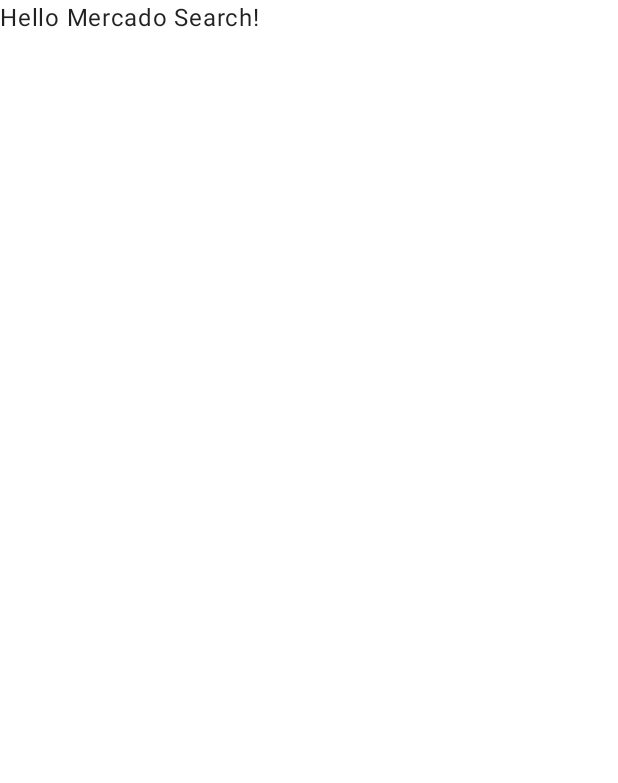
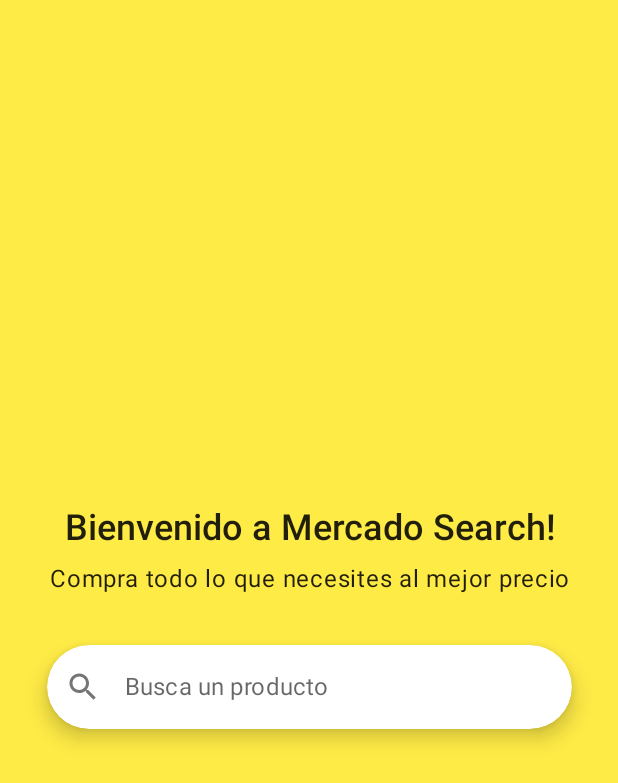
Before and after one commit to juanchosandox90/MercadoSearch, an Android app built with Jetpack Compose: the screen it shows after launch (MainActivity before the commit, MainSearchActivity after it), on a phone screen of 412 x 824 dp. Before the commit the part shown is almost empty. Shown: the top 783 px of the screen. Run offline under Robolectric (Android 15) with nearby library versions, the phone set to English and light mode, and no system bars; our stand-ins replace Dagger/Hilt's generated code, Timber, accompanist.

Commit message:
Main Search Screen
- Add to the gradle the dependencies regarding the google advice to use navigation routes and animations in jetpack compose (google accompanist)
- Add the router to enable navigation in the app. Set the default main screen as the search product screen
- Add the first design approach to type and search a product
- Create a compose package to store the composable objects to be used across the application
- Use the main activity as the single responsible to set the navigation routes and the default launch screen

```diff
--- a/app/src/main/AndroidManifest.xml
+++ b/app/src/main/AndroidManifest.xml
@@ -17,7 +17,7 @@
         android:supportsRtl="true"
         android:theme="@style/Theme.MercadoSearch">
         <activity
-            android:name=".MainActivity"
+            android:name=".MainSearchActivity"
             android:exported="true"
             android:label="@string/app_name"
             android:theme="@style/Theme.MercadoSearch.SplashScreen"
--- a/app/src/main/java/com/sandoval/mercadosearch/MainActivity.kt
+++ b/app/src/main/java/com/sandoval/mercadosearch/MainSearchActivity.kt
@@ -11,11 +11,12 @@ import androidx.compose.runtime.Composable
 import androidx.compose.ui.Modifier
 import androidx.compose.ui.tooling.preview.Preview
 import androidx.core.splashscreen.SplashScreen.Companion.installSplashScreen
+import com.sandoval.mercadosearch.ui.search_products.screens.MercadoSearchNavigation
 import com.sandoval.mercadosearch.ui.theme.MercadoSearchTheme
 import dagger.hilt.android.AndroidEntryPoint
 
 @AndroidEntryPoint
-class MainActivity : ComponentActivity() {
+class MainSearchActivity : ComponentActivity() {
     override fun onCreate(savedInstanceState: Bundle?) {
         installSplashScreen()
         super.onCreate(savedInstanceState)
@@ -25,17 +26,9 @@ class MainActivity : ComponentActivity() {
                     modifier = Modifier.fillMaxSize(),
                     color = MaterialTheme.colors.background
                 ) {
-                    Text(text = "Hello Mercado Search!")
+                    MercadoSearchNavigation()
                 }
             }
         }
     }
 }
-
-@Preview(showBackground = true)
-@Composable
-fun DefaultPreview() {
-    MercadoSearchTheme {
-        Text(text = "Hello Mercado Search!")
-    }
-}
--- /dev/null
+++ b/app/src/main/java/com/sandoval/mercadosearch/ui/compose/SearchTextField.kt
@@ -0,0 +1,163 @@
+package com.sandoval.mercadosearch.ui.compose
+
+import androidx.compose.foundation.focusable
+import androidx.compose.foundation.layout.PaddingValues
+import androidx.compose.foundation.layout.fillMaxWidth
+import androidx.compose.foundation.layout.padding
+import androidx.compose.foundation.shape.RoundedCornerShape
+import androidx.compose.foundation.text.KeyboardActions
+import androidx.compose.foundation.text.KeyboardOptions
+import androidx.compose.material.*
+import androidx.compose.material.icons.Icons
+import androidx.compose.material.icons.filled.Close
+import androidx.compose.material.icons.filled.Search
+import androidx.compose.runtime.*
+import androidx.compose.ui.ExperimentalComposeUiApi
+import androidx.compose.ui.Modifier
+import androidx.compose.ui.draw.shadow
+import androidx.compose.ui.focus.FocusRequester
+import androidx.compose.ui.focus.focusRequester
+import androidx.compose.ui.focus.onFocusChanged
+import androidx.compose.ui.graphics.Color
+import androidx.compose.ui.graphics.RectangleShape
+import androidx.compose.ui.graphics.Shape
+import androidx.compose.ui.platform.LocalFocusManager
+import androidx.compose.ui.platform.LocalSoftwareKeyboardController
+import androidx.compose.ui.res.stringResource
+import androidx.compose.ui.text.input.ImeAction
+import androidx.compose.ui.text.input.KeyboardCapitalization
+import androidx.compose.ui.text.input.TextFieldValue
+import androidx.compose.ui.unit.dp
+
+@OptIn(ExperimentalComposeUiApi::class)
+@Composable
+fun RectangleSearchTextField(
+    searchTextValue: TextFieldValue,
+    enabled: Boolean,
+    doWhenSearchedTextChanged: (TextFieldValue) -> Unit,
+    doWhenSearchButtonClicked: () -> Unit,
+    doWhenFocused: (() -> Unit)? = null,
+    doWhenFocusLost: (() -> Unit)? = null
+) {
+    val keyboardController = LocalSoftwareKeyboardController.current
+    SearchTextField(
+        modifier = Modifier
+            .fillMaxWidth()
+            .shadow(elevation = 4.dp, shape = RectangleShape),
+        enabled = enabled,
+        lockContent = true,
+        shape = RectangleShape,
+        searchTextValue = searchTextValue,
+        leadingIcon = {},
+        doWhenSearchedTextChanged = doWhenSearchedTextChanged,
+        doWhenSearchActionClicked = doWhenSearchButtonClicked,
+        doWhenFocused = doWhenFocused,
+        doWhenFocusLost = doWhenFocusLost
+    )
+}
+
+@Composable
+fun RoundedSearchTextField(
+    padding: PaddingValues = PaddingValues(),
+    searchTextValue: TextFieldValue,
+) {
+    SearchTextField(
+        modifier = Modifier
+            .fillMaxWidth()
+            .padding(padding)
+            .shadow(elevation = 8.dp, shape = RoundedCornerShape(percent = 50)),
+        searchTextValue = searchTextValue,
+        shape = RoundedCornerShape(percent = 50),
+        leadingIcon = {
+            Icon(
+                imageVector = Icons.Default.Search,
+                contentDescription = "Search Icon"
+            )
+        },
+        doWhenSearchedTextChanged = { },
+        doWhenSearchActionClicked = { }
+    )
+}
+
+@Composable
+fun SearchTextField(
+    modifier: Modifier,
+    searchTextValue: TextFieldValue,
+    shape: Shape,
+    leadingIcon: @Composable (() -> Unit),
+    doWhenSearchedTextChanged: (TextFieldValue) -> Unit,
+    doWhenSearchActionClicked: () -> Unit,
+    enabled: Boolean = true,
+    lockContent: Boolean = false,
+    doWhenFocused: (() -> Unit)? = null,
+    doWhenFocusLost: (() -> Unit)? = null,
+) {
+
+    val focusManager = LocalFocusManager.current
+    val searchTextFocusRequester = remember { FocusRequester() }
+    var focusState by remember { mutableStateOf(true) }
+    var requestedNewContent by remember { mutableStateOf(false) }
+    val previousValue by remember { mutableStateOf(searchTextValue.text) }
+    TextField(modifier = modifier.then(
+        Modifier
+            .focusable()
+            .focusRequester(searchTextFocusRequester)
+            .onFocusChanged { state ->
+                if (state.hasFocus) {
+                    doWhenFocused?.invoke()
+                } else {
+                    if (lockContent && requestedNewContent.not()
+                        && (searchTextValue.text.isBlank() || searchTextValue.text != previousValue)
+                    ) {
+                        doWhenSearchedTextChanged(TextFieldValue(previousValue))
+                    }
+                    doWhenFocusLost?.invoke()
+                }
+                focusState = state.hasFocus
+            }
+    ),
+        enabled = enabled,
+        colors = TextFieldDefaults.textFieldColors(
+            backgroundColor = Color.White,
+            textColor = Color.Black,
+            focusedIndicatorColor = Color.Transparent,
+            unfocusedIndicatorColor = Color.Transparent,
+            disabledIndicatorColor = Color.Transparent
+        ),
+        value = searchTextValue,
+        singleLine = true,
+        keyboardOptions = KeyboardOptions(
+            capitalization = KeyboardCapitalization.Sentences,
+            imeAction = ImeAction.Search
+        ),
+        keyboardActions = KeyboardActions(onSearch = {
+            if (searchTextValue.text.isBlank().not()) {
+                requestedNewContent = true
+                doWhenSearchActionClicked()
+            }
+            focusManager.clearFocus(force = true)
+        }),
+        leadingIcon = leadingIcon,
+        trailingIcon = {
+            if (focusState) {
+                if (searchTextValue.text.isBlank().not()) {
+                    IconButton(onClick = {
+                        doWhenSearchedTextChanged(TextFieldValue())
+                    }) {
+                        Icon(
+                            imageVector = Icons.Default.Close,
+                            contentDescription = "Clear text"
+                        )
+                    }
+                }
+            }
+        },
+        placeholder = {
+            Text(
+                text = "Busca un producto",
+                maxLines = 1
+            )
+        },
+        shape = shape,
+        onValueChange = { text -> doWhenSearchedTextChanged(text) })
+}
--- /dev/null
+++ b/app/src/main/java/com/sandoval/mercadosearch/ui/compose/TextFieldSave.kt
@@ -0,0 +1,16 @@
+package com.sandoval.mercadosearch.ui.compose
+
+import androidx.compose.runtime.saveable.mapSaver
+import androidx.compose.ui.text.input.TextFieldValue
+
+val textFieldSaver = run {
+    val valueKey = "value"
+    mapSaver(
+        save = { mapOf(valueKey to it.text) },
+        restore = {
+            TextFieldValue(it[valueKey].run {
+                if (this is String) this else ""
+            })
+        }
+    )
+}
--- /dev/null
+++ b/app/src/main/java/com/sandoval/mercadosearch/ui/search_products/screens/MercadoSearchNavigation.kt
@@ -0,0 +1,46 @@
+package com.sandoval.mercadosearch.ui.search_products.screens
+
+import androidx.compose.animation.ExperimentalAnimationApi
+import androidx.compose.runtime.*
+import androidx.compose.ui.graphics.Color
+import androidx.compose.runtime.saveable.rememberSaveable
+import androidx.compose.ui.text.input.TextFieldValue
+import com.google.accompanist.navigation.animation.AnimatedNavHost
+import com.google.accompanist.navigation.animation.composable
+import com.google.accompanist.systemuicontroller.SystemUiController
+import com.google.accompanist.navigation.animation.rememberAnimatedNavController
+import com.google.accompanist.systemuicontroller.rememberSystemUiController
+import com.sandoval.mercadosearch.ui.theme.MercadoSearchYellow
+import com.sandoval.mercadosearch.ui.compose.textFieldSaver
+
+@OptIn(ExperimentalAnimationApi::class)
+@Composable
+fun MercadoSearchNavigation() {
+
+    val navigationController = rememberAnimatedNavController()
+    val systemUiController = rememberSystemUiController()
+
+    var searchTextValue by rememberSaveable(stateSaver = textFieldSaver) {
+        mutableStateOf(TextFieldValue())
+    }
+
+    AnimatedNavHost(navigationController, startDestination = Route.SEARCH.name) {
+        composable(Route.SEARCH.name) {
+            SetStatusBarColor(systemUiController = systemUiController, MercadoSearchYellow)
+            SearchProductScreen(
+                searchTextValue = searchTextValue
+            )
+        }
+    }
+}
+
+@Composable
+private fun SetStatusBarColor(systemUiController: SystemUiController, color: Color) {
+    SideEffect {
+        systemUiController.setStatusBarColor(color)
+    }
+}
+
+enum class Route {
+    SEARCH, RESULTS, DETAILS, FEATURES
+}
--- /dev/null
+++ b/app/src/main/java/com/sandoval/mercadosearch/ui/search_products/screens/SearchProductScreen.kt
@@ -0,0 +1,95 @@
+package com.sandoval.mercadosearch.ui.search_products.screens
+
+import android.content.res.Configuration
+import androidx.compose.foundation.background
+import androidx.compose.foundation.layout.*
+import androidx.compose.foundation.rememberScrollState
+import androidx.compose.foundation.shape.CircleShape
+import androidx.compose.foundation.verticalScroll
+import androidx.compose.material.*
+import androidx.compose.material.icons.Icons
+import androidx.compose.material.icons.filled.Search
+import androidx.compose.runtime.Composable
+import androidx.compose.ui.Alignment
+import androidx.compose.ui.Modifier
+import androidx.compose.ui.draw.shadow
+import androidx.compose.ui.graphics.Color
+import androidx.compose.ui.platform.LocalConfiguration
+import androidx.compose.ui.platform.LocalFocusManager
+import androidx.compose.ui.text.input.TextFieldValue
+import androidx.compose.ui.text.style.TextAlign
+import androidx.compose.ui.tooling.preview.Devices
+import androidx.compose.ui.tooling.preview.Preview
+import androidx.compose.ui.unit.dp
+import com.sandoval.mercadosearch.ui.compose.RectangleSearchTextField
+import com.sandoval.mercadosearch.ui.compose.RoundedSearchTextField
+import com.sandoval.mercadosearch.ui.theme.*
+
+@Composable
+fun SearchProductScreen(
+    searchTextValue: TextFieldValue
+) {
+    Box(
+        modifier = Modifier
+            .fillMaxSize()
+            .background(MercadoSearchYellow)
+            .verticalScroll(rememberScrollState()),
+        contentAlignment = Alignment.Center
+    ) {
+        Column(
+            modifier = Modifier.fillMaxWidth(getMaxContentWidth()),
+            verticalArrangement = Arrangement.Center,
+            horizontalAlignment = Alignment.CenterHorizontally
+        ) {
+            Text(
+                textAlign = TextAlign.Center,
+                text = "Bienvenido a Mercado Search!",
+                style = Typography.h5
+            )
+            Text(
+                modifier = Modifier.padding(top = 8.dp),
+                textAlign = TextAlign.Center,
+                text = "Compra todo lo que necesites al mejor precio"
+            )
+            RoundedSearchTextField(
+                padding = PaddingValues(top = 32.dp),
+                searchTextValue = searchTextValue
+            )
+        }
+    }
+}
+
+/**
+ * Retorna el porcentaje de la pantalla que representa el maximo ancho
+ * del componente composable padre que contiene todos los widgets dentro
+ * de la jerarquia. La configuracion actual retorna asi:
+ *
+ * 65% Para orientacion landscape
+ * 85% Para orientacion vertical
+ *
+ * @return percentage
+ */
+
+@Composable
+private fun getMaxContentWidth(): Float {
+    val localConfiguration = LocalConfiguration.current
+    return if (localConfiguration.orientation == Configuration.ORIENTATION_LANDSCAPE) {
+        0.65f
+    } else {
+        0.85f
+    }
+}
+
+@Preview(name = "Portrait")
+@Preview(name = "Landscape", device = Devices.PIXEL_4_XL, widthDp = 720, heightDp = 360)
+@Composable
+fun SearchProductScreenPreviewPortrait() {
+    MercadoSearchTheme {
+        Surface(
+            modifier = Modifier.fillMaxSize(),
+            color = MaterialTheme.colors.background
+        ) {
+            SearchProductScreen(searchTextValue = TextFieldValue())
+        }
+    }
+}
```
Also changed, not shown: app/build.gradle (+9 -0 lines).
